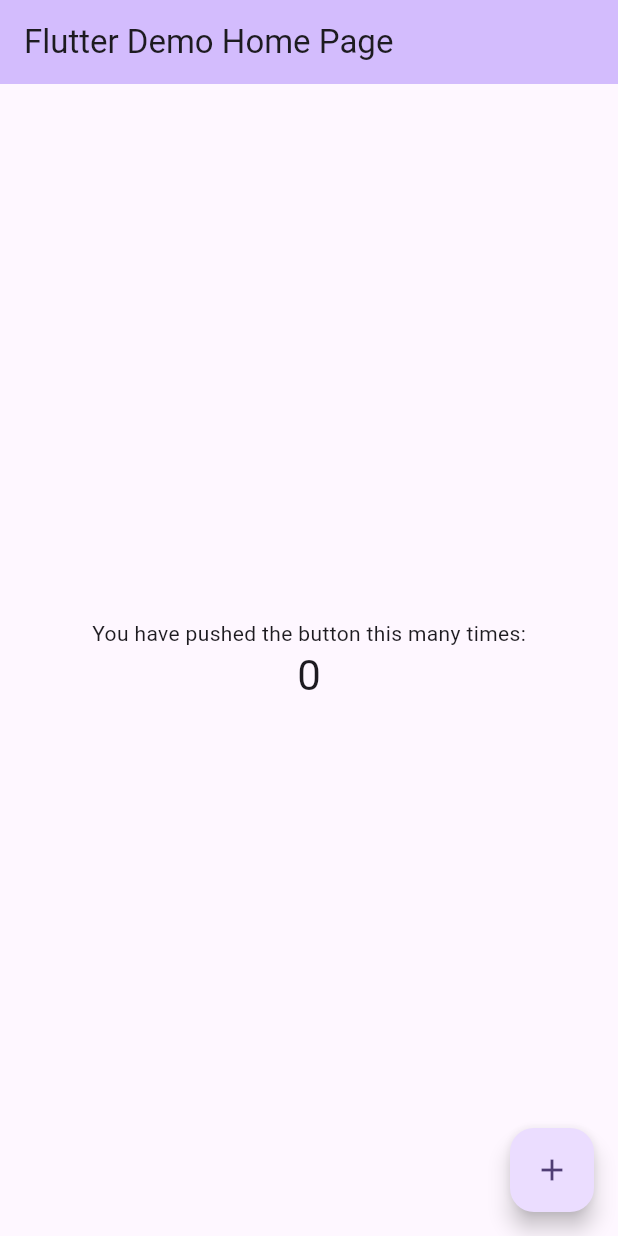
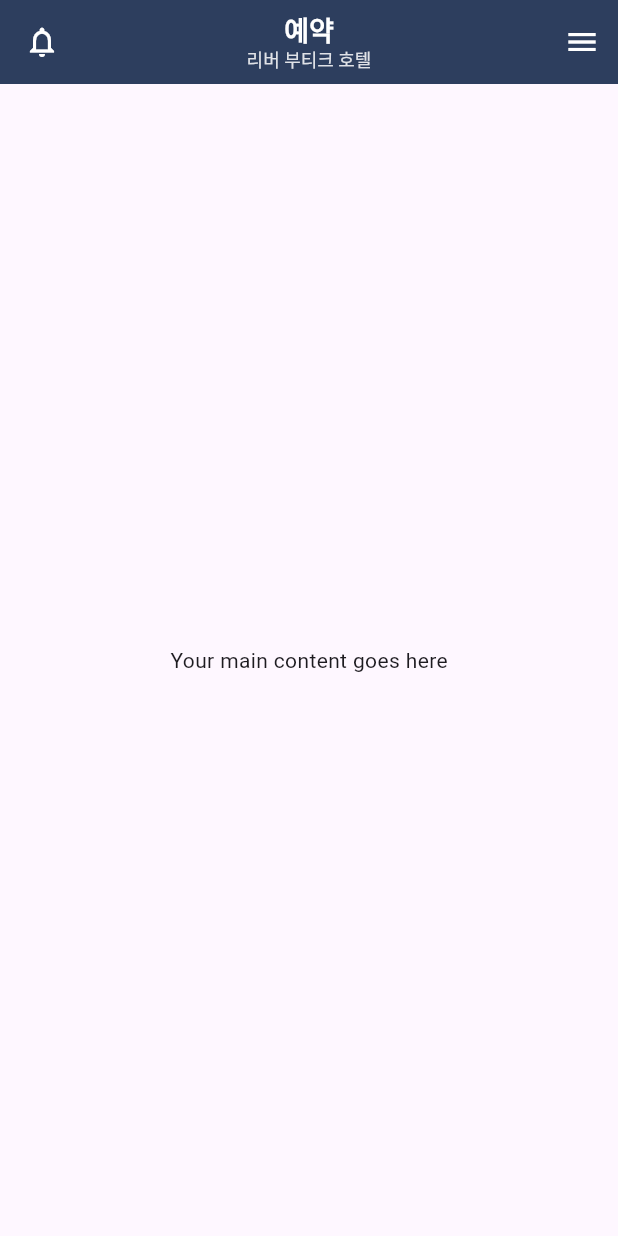
Before and after one commit to HEESEA-KIM/Nomad_Mate_Host, a Flutter app: the screen it shows after launch, on a phone screen of 412 x 824 dp. Run offline on Flutter 3.47's test engine with Material 3 defaults, Android fonts, the phone set to English and light mode, and no system bars.

Commit message:
앱바 화면

```diff
--- a/lib/main.dart
+++ b/lib/main.dart
@@ -1,125 +1,69 @@
 import 'package:flutter/material.dart';
 
 void main() {
-  runApp(const MyApp());
+  runApp(MyApp());
 }
 
 class MyApp extends StatelessWidget {
-  const MyApp({super.key});
-
-  // This widget is the root of your application.
   @override
   Widget build(BuildContext context) {
     return MaterialApp(
-      title: 'Flutter Demo',
+      title: 'Custom AppBar',
       theme: ThemeData(
-        // This is the theme of your application.
-        //
-        // TRY THIS: Try running your application with "flutter run". You'll see
-        // the application has a blue toolbar. Then, without quitting the app,
-        // try changing the seedColor in the colorScheme below to Colors.green
-        // and then invoke "hot reload" (save your changes or press the "hot
-        // reload" button in a Flutter-supported IDE, or press "r" if you used
-        // the command line to start the app).
-        //
-        // Notice that the counter didn't reset back to zero; the application
-        // state is not lost during the reload. To reset the state, use hot
-        // restart instead.
-        //
-        // This works for code too, not just values: Most code changes can be
-        // tested with just a hot reload.
-        colorScheme: ColorScheme.fromSeed(seedColor: Colors.deepPurple),
-        useMaterial3: true,
+        primarySwatch: Colors.blue,
       ),
-      home: const MyHomePage(title: 'Flutter Demo Home Page'),
+      home: MyHomePage(),
     );
   }
 }
 
-class MyHomePage extends StatefulWidget {
-  const MyHomePage({super.key, required this.title});
-
-  // This widget is the home page of your application. It is stateful, meaning
-  // that it has a State object (defined below) that contains fields that affect
-  // how it looks.
-
-  // This class is the configuration for the state. It holds the values (in this
-  // case the title) provided by the parent (in this case the App widget) and
-  // used by the build method of the State. Fields in a Widget subclass are
-  // always marked "final".
-
-  final String title;
-
-  @override
-  State<MyHomePage> createState() => _MyHomePageState();
-}
-
-class _MyHomePageState extends State<MyHomePage> {
-  int _counter = 0;
-
-  void _incrementCounter() {
-    setState(() {
-      // This call to setState tells the Flutter framework that something has
-      // changed in this State, which causes it to rerun the build method below
-      // so that the display can reflect the updated values. If we changed
-      // _counter without calling setState(), then the build method would not be
-      // called again, and so nothing would appear to happen.
-      _counter++;
-    });
-  }
-
+class MyHomePage extends StatelessWidget {
   @override
   Widget build(BuildContext context) {
-    // This method is rerun every time setState is called, for instance as done
-    // by the _incrementCounter method above.
-    //
-    // The Flutter framework has been optimized to make rerunning build methods
-    // fast, so that you can just rebuild anything that needs updating rather
-    // than having to individually change instances of widgets.
     return Scaffold(
       appBar: AppBar(
-        // TRY THIS: Try changing the color here to a specific color (to
-        // Colors.amber, perhaps?) and trigger a hot reload to see the AppBar
-        // change color while the other colors stay the same.
-        backgroundColor: Theme.of(context).colorScheme.inversePrimary,
-        // Here we take the value from the MyHomePage object that was created by
-        // the App.build method, and use it to set our appbar title.
-        title: Text(widget.title),
-      ),
-      body: Center(
-        // Center is a layout widget. It takes a single child and positions it
-        // in the middle of the parent.
-        child: Column(
-          // Column is also a layout widget. It takes a list of children and
-          // arranges them vertically. By default, it sizes itself to fit its
-          // children horizontally, and tries to be as tall as its parent.
-          //
-          // Column has various properties to control how it sizes itself and
-          // how it positions its children. Here we use mainAxisAlignment to
-          // center the children vertically; the main axis here is the vertical
-          // axis because Columns are vertical (the cross axis would be
-          // horizontal).
-          //
-          // TRY THIS: Invoke "debug painting" (choose the "Toggle Debug Paint"
-          // action in the IDE, or press "p" in the console), to see the
-          // wireframe for each widget.
+        backgroundColor: Color(0xFF2D3E5E), // Replace with your desired color
+        elevation: 0, // Removes shadow below the AppBar
+        leading: IconButton(
+          icon: Icon(Icons.notifications_none, color: Colors.white),
+          onPressed: () {
+            // Handle back icon press
+          },
+        ),
+        title: Column(
           mainAxisAlignment: MainAxisAlignment.center,
+          crossAxisAlignment: CrossAxisAlignment.center,
           children: <Widget>[
-            const Text(
-              'You have pushed the button this many times:',
+            Text(
+              '예약',
+              style: TextStyle(
+                color: Colors.white,
+                fontSize: 18.0,
+                fontWeight: FontWeight.w600,
+              ),
             ),
             Text(
-              '$_counter',
-              style: Theme.of(context).textTheme.headlineMedium,
+              '리버 부티크 호텔', // 'River Boutique Hotel' in Korean
+              style: TextStyle(
+                color: Colors.white.withOpacity(0.85),
+                fontSize: 12.0,
+              ),
             ),
           ],
         ),
+        centerTitle: true, // This centers the title column
+        actions: <Widget>[
+          IconButton(
+            icon: Icon(Icons.menu, color: Colors.white),
+            onPressed: () {
+              // Handle menu icon press
+            },
+          ),
+        ],
       ),
-      floatingActionButton: FloatingActionButton(
-        onPressed: _incrementCounter,
-        tooltip: 'Increment',
-        child: const Icon(Icons.add),
-      ), // This trailing comma makes auto-formatting nicer for build methods.
+      body: Center(
+        child: Text('Your main content goes here'),
+      ),
     );
   }
 }
```
